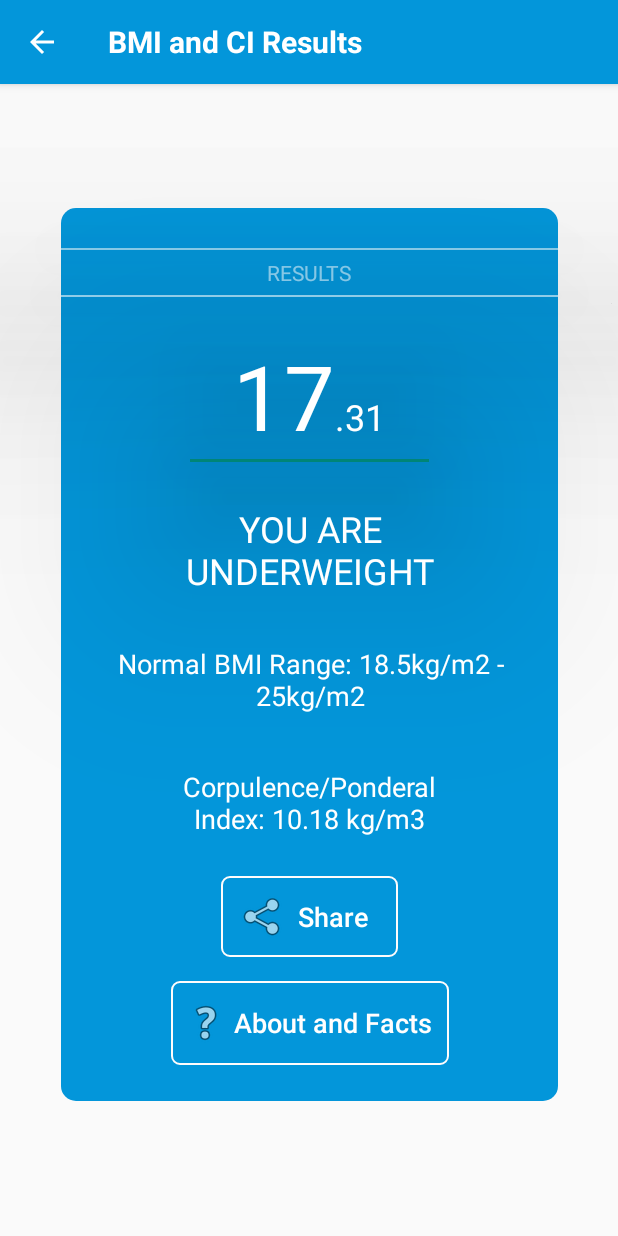
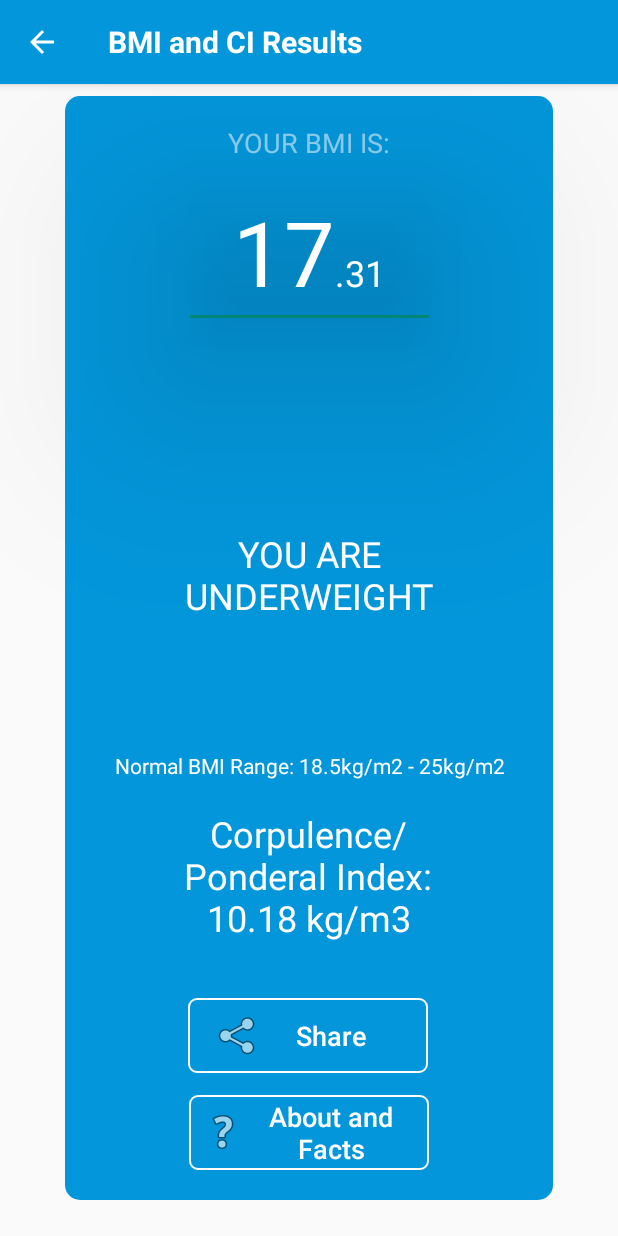
Before and after one commit to andersonakoto/BMI, an Android app: the ResultActivity screen opened directly, with no data from a screen before it, on a phone screen of 412 x 824 dp. Run offline under Robolectric (Android 15) with nearby library versions, the phone set to English and light mode, and no system bars; our stand-ins replace AdMob; libraries missing offline, so code that uses them is left out: com.tarek360.instacapture; 1 statement that could not run was skipped.

Commit message:
BMI Calculator v20.4.1 Fixed layout bugs Corrected spelling of "Kilogram"

```diff
--- a/app/build.gradle
+++ b/app/build.gradle
@@ -10,8 +10,8 @@ android {
         applicationId "com.pineappleapps.bmi_and_corpulence_calculator"
         minSdkVersion 21
         targetSdkVersion 29
-        versionCode 1
-        versionName "20.0"
+        versionCode 2
+        versionName "20.4.1"
 
         testInstrumentationRunner "androidx.test.runner.AndroidJUnitRunner"
     }
@@ -33,7 +33,7 @@ apply plugin: 'com.google.firebase.crashlytics'
 dependencies {
     implementation fileTree(dir: 'libs', include: ['*.jar'])
     implementation 'com.google.firebase:firebase-analytics:17.3.0'
-    implementation 'com.google.firebase:firebase-crashlytics:17.0.0-beta03'
+    implementation 'com.google.firebase:firebase-crashlytics:17.0.0-beta04'
 
     implementation 'com.karumi:dexter:5.0.0'
 
--- a/app/src/main/res/layout/result_main.xml
+++ b/app/src/main/res/layout/result_main.xml
@@ -10,37 +10,40 @@
     <EditText
         android:id="@+id/bmi_value_view"
         android:layout_width="167dp"
-        android:layout_height="90dp"
-        android:layout_marginTop="28dp"
+        android:layout_height="wrap_content"
         android:text="BMI"
         android:textAlignment="center"
         android:textColor="#FFFFFF"
         android:textSize="24sp"
         android:theme="@style/AppTheme.Line"
         android:translationZ="90dp"
+        app:layout_constraintBottom_toTopOf="@+id/bmi_description"
         app:layout_constraintEnd_toEndOf="parent"
         app:layout_constraintStart_toStartOf="parent"
-        app:layout_constraintTop_toBottomOf="@+id/bodymassindex" />
+        app:layout_constraintTop_toBottomOf="@+id/bodymassindex"
+        app:layout_constraintVertical_bias="0.026" />
 
     <TextView
         android:id="@+id/bodymassindex"
         android:layout_width="312dp"
         android:layout_height="30dp"
         android:layout_marginStart="8dp"
-        android:layout_marginTop="28dp"
+        android:layout_marginTop="16dp"
         android:layout_marginEnd="8dp"
         android:gravity="center|center_horizontal"
-        android:text="RESULTS"
+        android:text="YOUR BMI IS:"
         android:textColor="#86FDFCFC"
+        android:textSize="18sp"
         android:translationZ="90dp"
         app:layout_constraintEnd_toEndOf="parent"
+        app:layout_constraintHorizontal_bias="0.493"
         app:layout_constraintStart_toStartOf="parent"
         app:layout_constraintTop_toTopOf="@+id/view_bmi" />
 
     <TextView
         android:id="@+id/hello_name"
         android:layout_width="261dp"
-        android:layout_height="75dp"
+        android:layout_height="wrap_content"
         android:layout_marginStart="8dp"
         android:layout_marginTop="8dp"
         android:layout_marginEnd="8dp"
@@ -54,85 +57,68 @@
         app:layout_constraintEnd_toEndOf="@+id/view_bmi"
         app:layout_constraintStart_toStartOf="@+id/view_bmi"
         app:layout_constraintTop_toBottomOf="@+id/bmi_value_view"
-        app:layout_constraintVertical_bias="0.543" />
+        app:layout_constraintVertical_bias="0.612" />
 
     <TextView
         android:id="@+id/bmi_description"
         android:layout_width="288dp"
         android:layout_height="wrap_content"
-        android:layout_marginBottom="36dp"
+        android:layout_marginTop="16dp"
+        android:layout_marginBottom="48dp"
         android:text="Normal BMI Range: 18.5kg/m2 - 25kg/m2"
         android:textAlignment="center"
         android:textColor="#FFFFFF"
-        android:textSize="18sp"
+        android:textSize="14sp"
         android:translationZ="90dp"
         app:layout_constraintBottom_toTopOf="@+id/ponderal_index"
         app:layout_constraintEnd_toEndOf="@+id/view_bmi"
-        app:layout_constraintStart_toStartOf="@+id/view_bmi" />
+        app:layout_constraintStart_toStartOf="@+id/view_bmi"
+        app:layout_constraintTop_toBottomOf="@+id/view_bmi"
+        app:layout_constraintVertical_bias="0.916" />
 
     <TextView
         android:id="@+id/ponderal_index"
-        android:layout_width="192dp"
+        android:layout_width="210dp"
         android:layout_height="wrap_content"
-        android:layout_marginBottom="176dp"
+        android:layout_marginBottom="172dp"
         android:text="Ponderal Index"
         android:textAlignment="center"
         android:textColor="#FFFFFF"
-        android:textSize="18sp"
+        android:textSize="24sp"
         android:translationZ="90dp"
         app:layout_constraintBottom_toBottomOf="@+id/view_bmi"
         app:layout_constraintEnd_toEndOf="@+id/view_bmi"
-        app:layout_constraintHorizontal_bias="0.496"
+        app:layout_constraintHorizontal_bias="0.495"
         app:layout_constraintStart_toStartOf="@+id/view_bmi" />
 
     <com.google.android.gms.ads.AdView
         android:id="@+id/adView_result"
-        android:layout_width="409dp"
-        android:layout_height="88dp"
-        android:layout_marginStart="8dp"
-        android:layout_marginEnd="8dp"
+        android:layout_width="match_parent"
+        android:layout_height="wrap_content"
+        android:layout_marginTop="8dp"
         android:layout_marginBottom="8dp"
         android:translationZ="90dp"
         app:adSize="SMART_BANNER"
         app:adUnitId="ca-app-pub-4833985159522271/2669343177"
         app:layout_constraintBottom_toBottomOf="parent"
         app:layout_constraintEnd_toEndOf="parent"
-        app:layout_constraintStart_toStartOf="parent">
-    </com.google.android.gms.ads.AdView>
+        app:layout_constraintStart_toStartOf="parent"
+        app:layout_constraintTop_toBottomOf="@+id/view_bmi"></com.google.android.gms.ads.AdView>
 
     <View
         android:id="@+id/view_bmi"
-        android:layout_width="331dp"
-        android:layout_height="595dp"
+        android:layout_width="325dp"
+        android:layout_height="0dp"
+        android:layout_marginStart="32dp"
         android:layout_marginTop="8dp"
+        android:layout_marginEnd="32dp"
         android:layout_marginBottom="8dp"
         android:background="@drawable/button_corners"
         app:layout_constraintBottom_toTopOf="@+id/adView_result"
         app:layout_constraintEnd_toEndOf="parent"
         app:layout_constraintStart_toStartOf="parent"
-        app:layout_constraintTop_toTopOf="parent" />
-
-    <View
-        android:id="@+id/divider2"
-        android:layout_width="331dp"
-        android:layout_height="1dp"
-        android:background="#8FFFFFFF"
-        android:translationZ="90dp"
-        app:layout_constraintEnd_toEndOf="parent"
-        app:layout_constraintStart_toStartOf="parent"
-        app:layout_constraintTop_toBottomOf="@+id/bodymassindex" />
-
-    <View
-        android:id="@+id/divider3"
-        android:layout_width="331dp"
-        android:layout_height="1dp"
-        android:layout_marginStart="8dp"
-        android:layout_marginEnd="8dp"
-        android:background="#86FDFCFC"
-        android:translationZ="90dp"
-        app:layout_constraintBottom_toTopOf="@+id/bodymassindex"
-        app:layout_constraintEnd_toEndOf="parent"
-        app:layout_constraintStart_toStartOf="parent" />
+        app:layout_constraintTop_toTopOf="parent"
+        app:layout_constraintVertical_bias="0.0" />
 
     <ImageView
         android:id="@+id/shareimage"
@@ -148,8 +134,8 @@
     <Button
         android:id="@+id/bmi_share"
         style="@style/Widget.AppCompat.Button.Borderless"
-        android:layout_width="118dp"
-        android:layout_height="54dp"
+        android:layout_width="160dp"
+        android:layout_height="50dp"
         android:background="@drawable/button_edge"
         android:clickable="true"
         android:focusable="true"
@@ -162,15 +148,16 @@
         android:textSize="18sp"
         app:layout_constraintBottom_toBottomOf="@+id/view_bmi"
         app:layout_constraintEnd_toEndOf="@+id/view_bmi"
+        app:layout_constraintHorizontal_bias="0.497"
         app:layout_constraintStart_toStartOf="@+id/view_bmi"
         app:layout_constraintTop_toBottomOf="@+id/ponderal_index"
-        app:layout_constraintVertical_bias="0.213" />
+        app:layout_constraintVertical_bias="0.308" />
 
     <Button
         android:id="@+id/bmi_about"
         style="@style/Widget.AppCompat.Button.Borderless.Colored"
-        android:layout_width="185dp"
-        android:layout_height="56dp"
+        android:layout_width="160dp"
+        android:layout_height="50dp"
         android:background="@drawable/button_edge"
         android:clickable="true"
         android:focusable="true"
@@ -185,7 +172,7 @@
         app:layout_constraintEnd_toEndOf="@+id/view_bmi"
         app:layout_constraintStart_toStartOf="@+id/view_bmi"
         app:layout_constraintTop_toBottomOf="@+id/ponderal_index"
-        app:layout_constraintVertical_bias="0.8" />
+        app:layout_constraintVertical_bias="0.835" />
 
     <ImageView
         android:id="@+id/aboutimage"
```
Also changed, not shown: app/src/main/res/layout/about_main.xml (+32 -21 lines), app/src/main/res/layout/activity_main.xml (+22 -22 lines).
